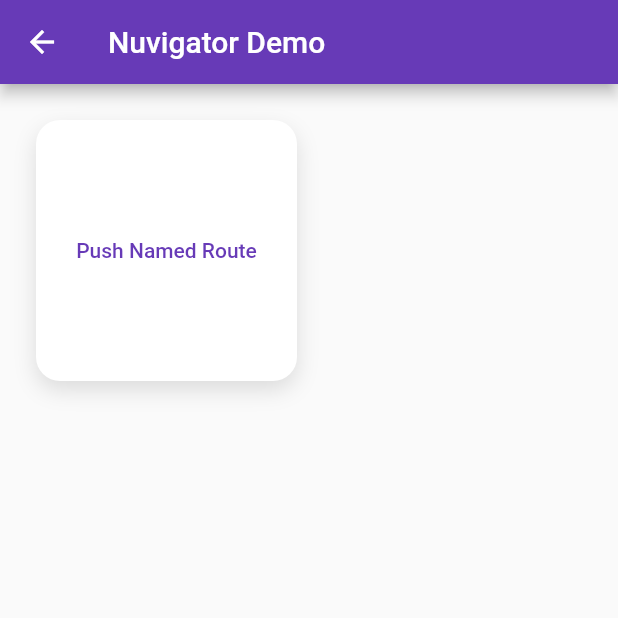
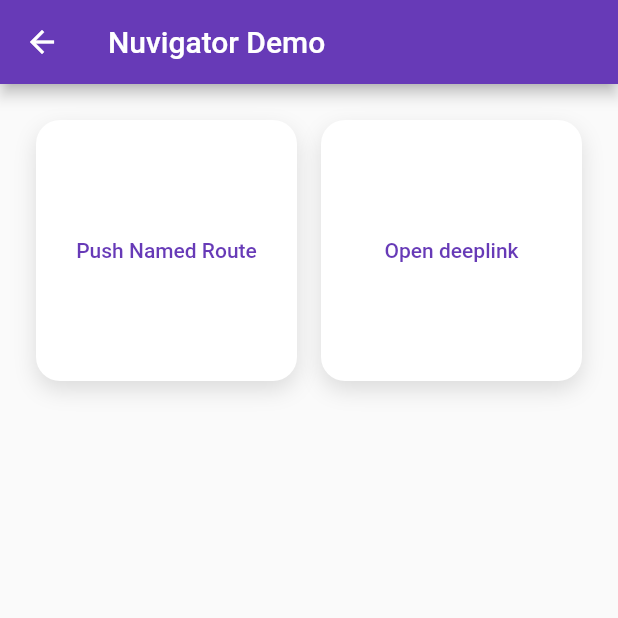
Before and after one commit to BelfDev/nuvigator-demo, a Flutter app: the HomePage screen opened directly, on a phone screen of 412 x 824 dp, the top half of it. Run offline on Flutter 3.47's test engine with Material 2 defaults, Android fonts, the phone set to English and light mode, and no system bars; missing offline and left inert: nuvigator.

Commit message:
Add OpenDeepLinkUseCase

```diff
--- a/lib/pages/home_page.dart
+++ b/lib/pages/home_page.dart
@@ -1,5 +1,6 @@
 import 'package:flutter/material.dart';
-import 'package:nuvigator_demo/use_case/push_use_case.dart';
+import 'package:nuvigator_demo/use_case/open_deeplink_use_case.dart';
+import 'package:nuvigator_demo/use_case/push_named_use_case.dart';
 import 'package:nuvigator_demo/widgets/use_case_card.dart';
 
 class HomePage extends StatelessWidget {
@@ -9,6 +10,7 @@ class HomePage extends StatelessWidget {
 
   static final _useCases = [
     PushNamedUseCase(),
+    OpenDeepLinkUseCase(),
   ];
 
   @override
--- /dev/null
+++ b/lib/use_case/open_deeplink_use_case.dart
@@ -0,0 +1,23 @@
+import 'package:flutter/material.dart';
+import 'package:nuvigator/next.dart';
+import 'package:nuvigator_demo/navigation/routes.dart';
+import 'package:nuvigator_demo/use_case/use_case_spec.dart';
+
+class OpenDeepLinkUseCase extends UseCaseSpec {
+  OpenDeepLinkUseCase({
+    this.pushMethod = DeepLinkPushMethod.Push,
+  }) : super('Open deeplink');
+
+  final DeepLinkPushMethod pushMethod;
+
+  @override
+  Future<void> execute(BuildContext context) async {
+    // Retrieve [Nuvigator] from [BuildContext]
+    final nuvigator = Nuvigator.of(context);
+    // Push [SampleARoute] via deeplink url (can also be the path name).
+    nuvigator.open(
+      RoutePaths.sampleB,
+      pushMethod: pushMethod,
+    );
+  }
+}
```
Also changed, not shown: lib/use_case/push_named_use_case.dart (renamed from lib/use_case/push_use_case.dart).
